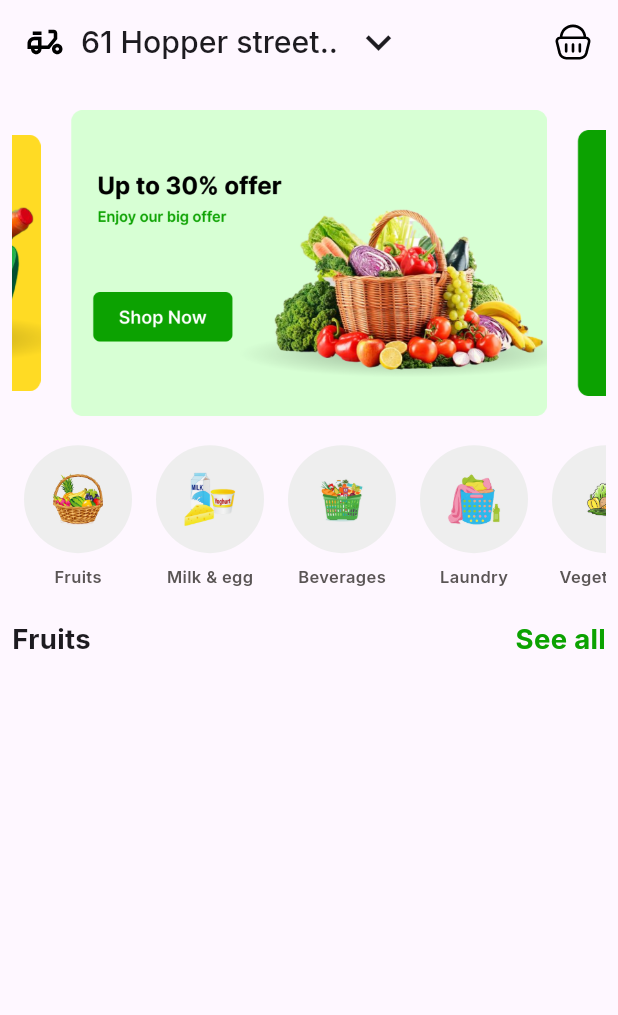
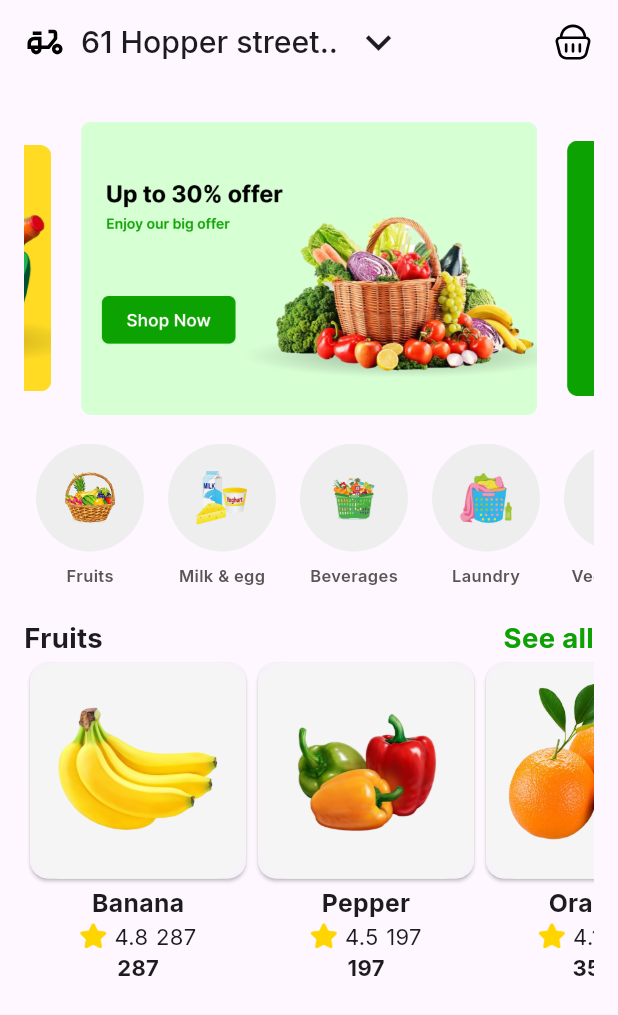
Before and after one commit to Omar-Tmam/fruit-app, a Flutter app: the screen it shows after launch, on a phone screen of 412 x 824 dp. Shown: the top 1015 px of the screen. Run offline on Flutter 3.47's test engine with Material 3 defaults, Android fonts, the phone set to English and light mode, and no system bars; drawn by our look-alikes of carousel_slider; our stand-ins replace flutter_svg, go_router, google_fonts.

Commit message:
finish product item and list

```diff
--- a/lib/Features/home/presentation/views/widgets/home_view_body.dart
+++ b/lib/Features/home/presentation/views/widgets/home_view_body.dart
@@ -3,6 +3,7 @@ import 'package:fruit_app/Core/constants.dart';
 import 'package:fruit_app/Core/utils/app_styles.dart';
 import 'package:fruit_app/Features/home/presentation/views/widgets/category_list.dart';
 import 'package:fruit_app/Features/home/presentation/views/widgets/custom_offers_slider.dart';
+import 'package:fruit_app/Features/home/presentation/views/widgets/product_list.dart';
 import 'package:google_fonts/google_fonts.dart';
 
 class HomeViewBody extends StatelessWidget {
@@ -11,7 +12,7 @@ class HomeViewBody extends StatelessWidget {
   @override
   Widget build(BuildContext context) {
     return Padding(
-      padding: const EdgeInsets.all(8.0),
+      padding: const EdgeInsets.all(16.0),
       child: Column(
         children: [
           CustomOffersSlider(),
@@ -44,7 +45,9 @@ class HomeViewBody extends StatelessWidget {
                     fontSize: getResponsiveFontSize(context, fontSize: 20)),
               )
             ],
-          )
+          ),
+          SingleChildScrollView(
+              scrollDirection: Axis.horizontal, child: ProductList())
         ],
       ),
     );
--- /dev/null
+++ b/lib/Features/home/presentation/views/widgets/product_item.dart
@@ -0,0 +1,82 @@
+import 'package:flutter/material.dart';
+import 'package:fruit_app/Core/utils/app_styles.dart';
+import 'package:google_fonts/google_fonts.dart';
+
+class ProductItem extends StatelessWidget {
+  const ProductItem(
+      {super.key,
+      required this.image,
+      required this.product,
+      required this.rate,
+      required this.rateCount,
+      required this.price});
+  final String image, product, rate, rateCount, price;
+
+  @override
+  Widget build(BuildContext context) {
+    return Column(
+      children: [
+        Card(
+          child: Container(
+            decoration: BoxDecoration(
+                borderRadius: BorderRadius.circular(20),
+                color: Colors.grey.shade100),
+            child: Padding(
+              padding: const EdgeInsets.all(12.0),
+              child: Image.asset(
+                image,
+                width: 120,
+                height: 120,
+              ),
+            ),
+          ),
+        ),
+        Column(
+          children: [
+            Text(
+              product,
+              style: TextStyle(
+                  fontWeight: FontWeight.bold,
+                  fontFamily: GoogleFonts.inter().fontFamily,
+                  fontSize: getResponsiveFontSize(context, fontSize: 18)),
+            ),
+            Row(
+              children: [
+                Image.asset(
+                  'assets/star.png',
+                  width: 18,
+                  height: 18,
+                ),
+                SizedBox(
+                  width: 5,
+                ),
+                Text(
+                  rate,
+                  style: TextStyle(
+                      fontFamily: GoogleFonts.inter().fontFamily,
+                      fontSize: getResponsiveFontSize(context, fontSize: 16)),
+                ),
+                SizedBox(
+                  width: 5,
+                ),
+                Text(
+                  rateCount,
+                  style: TextStyle(
+                      fontFamily: GoogleFonts.inter().fontFamily,
+                      fontSize: getResponsiveFontSize(context, fontSize: 16)),
+                ),
+              ],
+            ),
+            Text(
+              price,
+              style: TextStyle(
+                  fontWeight: FontWeight.bold,
+                  fontFamily: GoogleFonts.inter().fontFamily,
+                  fontSize: getResponsiveFontSize(context, fontSize: 16)),
+            ),
+          ],
+        )
+      ],
+    );
+  }
+}
--- /dev/null
+++ b/lib/Features/home/presentation/views/widgets/product_list.dart
@@ -0,0 +1,41 @@
+import 'package:flutter/material.dart';
+import 'package:fruit_app/Features/home/data/models/product_model.dart';
+import 'package:fruit_app/Features/home/presentation/views/widgets/product_item.dart';
+
+class ProductList extends StatelessWidget {
+  const ProductList({super.key});
+  static List<ProductModel> products = [
+    ProductModel(
+        name: 'Banana',
+        image: 'assets/banana.png',
+        price: '\$3.99',
+        rate: '4.8',
+        rateCount: '287'),
+    ProductModel(
+        name: 'Pepper',
+        image: 'assets/filfil.png',
+        price: '\$2.99',
+        rate: '4.5',
+        rateCount: '197'),
+    ProductModel(
+        name: 'Orange',
+        image: 'assets/orange.png',
+        price: '\$3.99',
+        rate: '4.1',
+        rateCount: '358'),
+  ];
+
+  @override
+  Widget build(BuildContext context) {
+    return Row(
+      children: List.generate(products.length, (index) {
+        return ProductItem(
+            image: products[index].image,
+            product: products[index].name,
+            rate: products[index].rate,
+            rateCount: products[index].rateCount,
+            price: products[index].rateCount);
+      }),
+    );
+  }
+}
```
Also changed, not shown: assets/star.png (added).
